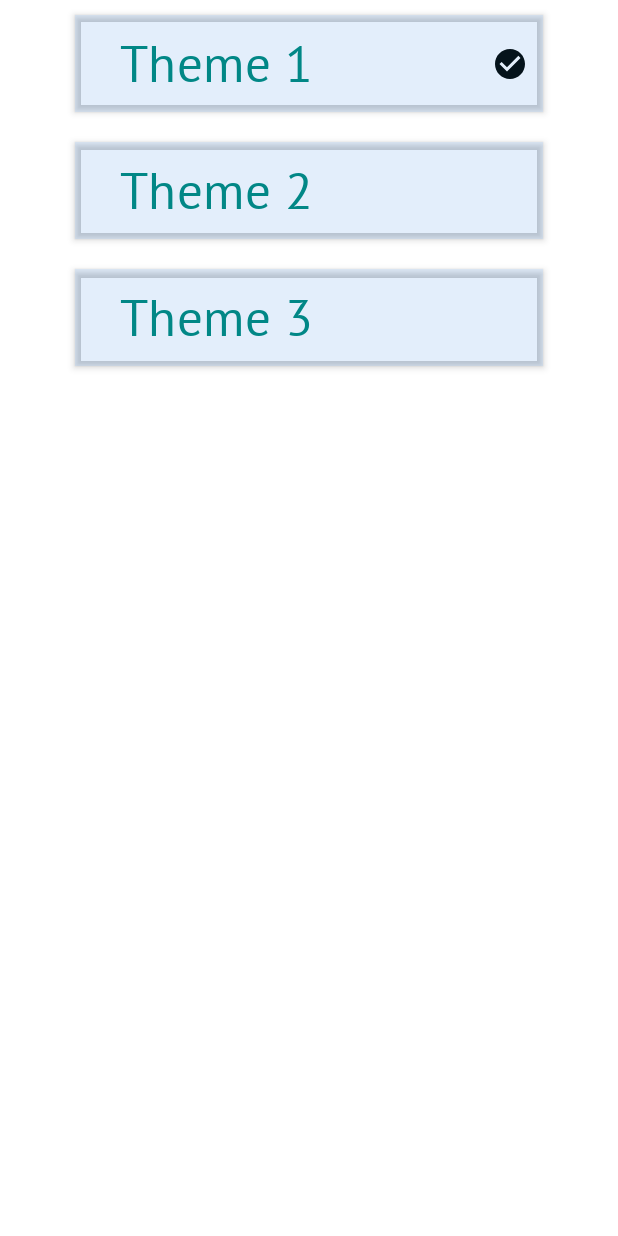
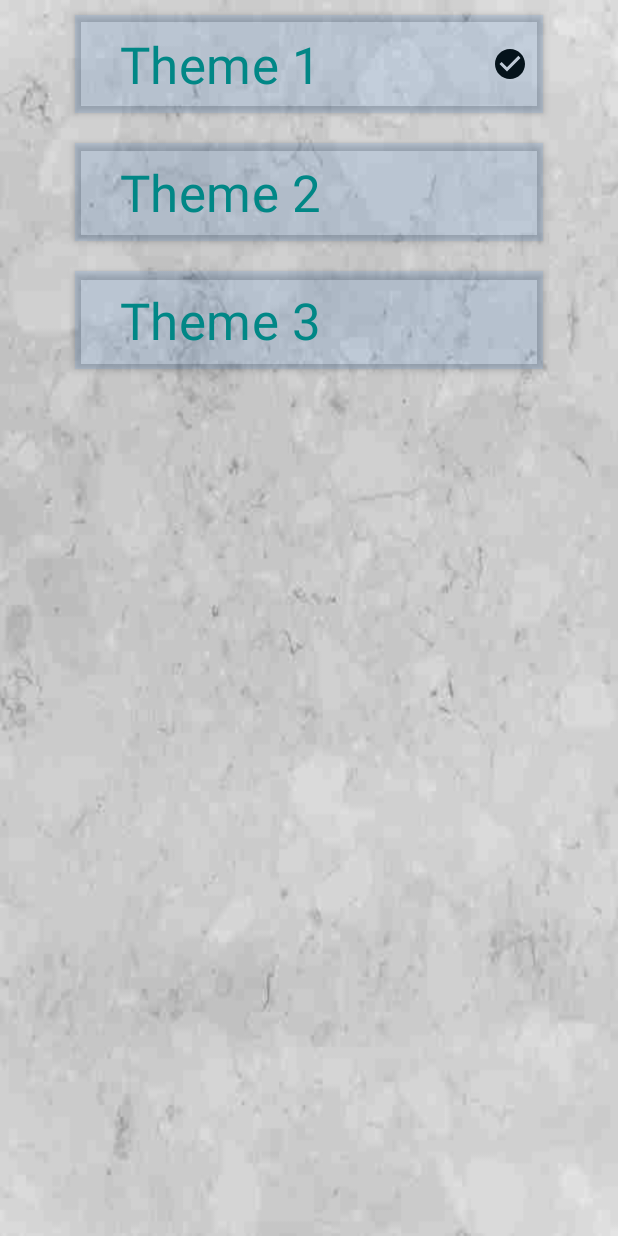
Before and after one commit to vk-andrei/CalculatorNew, an Android app: the screen it shows after launch (ChooseThemeActivity), after a tap on "stl", on a phone screen of 412 x 824 dp. Run offline under Robolectric (Android 15) with nearby library versions, the light colour scheme and no system bars; 3 other taps on this screen came first.

Commit message:
Done three themes. they changes by onClick

```diff
--- a/app/src/main/AndroidManifest.xml
+++ b/app/src/main/AndroidManifest.xml
@@ -15,7 +15,8 @@
         tools:targetApi="31">
         <activity
             android:name=".ui.ChooseThemeActivity"
-            android:exported="false" />
+            android:exported="false"
+            />
         <activity
             android:name=".ui.CalculatorActivity"
             android:exported="true">
--- a/app/src/main/java/com/example/calculatornew/ui/ChooseThemeActivity.java
+++ b/app/src/main/java/com/example/calculatornew/ui/ChooseThemeActivity.java
@@ -27,9 +27,15 @@
 
     public static final String EXTRA_THEME = "EXTRA_THEME";  // static???
 
+    private ThemeRepository themeRepository;
+
     @Override
     protected void onCreate(Bundle savedInstanceState) {
         super.onCreate(savedInstanceState);
+        /** Установка ТЕМЫ: **/
+        themeRepository = ThemeReposImplementation.getINSTANCE(this);
+        setTheme(themeRepository.getSavedTheme().getThemeRes());
+        /*********************/
         setContentView(R.layout.activity_choose_theme);
 
         ThemeRepository themeRepository = ThemeReposImplementation.getINSTANCE(this);
--- a/app/src/main/res/layout/activity_calculator.xml
+++ b/app/src/main/res/layout/activity_calculator.xml
@@ -2,14 +2,10 @@
 <androidx.constraintlayout.widget.ConstraintLayout xmlns:android="http://schemas.android.com/apk/res/android"
     xmlns:app="http://schemas.android.com/apk/res-auto"
     xmlns:tools="http://schemas.android.com/tools"
+    style="?attr/theme_for_main_background"
     android:layout_width="match_parent"
     android:layout_height="match_parent"
-    tools:context=".ui.CalculatorActivity"
-
->
-<!--
-    android:background="@drawable/app_background_mar"
--->
+    tools:context=".ui.CalculatorActivity">
 
     <TextView
         android:id="@+id/display"
@@ -18,10 +14,10 @@
         android:layout_marginBottom="@dimen/default_padding"
         android:gravity="end|bottom"
         android:hint="@string/displayHint"
-        android:textColorHint="@color/greyAccent"
         android:importantForAutofill="no"
         android:textAlignment="textEnd"
         android:textColor="@color/white"
+        android:textColorHint="@color/greyAccent"
         android:textSize="@dimen/text_on_display"
         app:layout_constraintBottom_toTopOf="@+id/main_constraint"
         app:layout_constraintEnd_toEndOf="parent"
@@ -32,7 +28,6 @@
         android:id="@+id/main_constraint"
         android:layout_width="match_parent"
         android:layout_height="wrap_content"
-        android:layout_marginBottom="20dp"
         app:layout_constraintBottom_toBottomOf="parent">
 
         <LinearLayout
--- a/app/src/main/res/layout/activity_choose_theme.xml
+++ b/app/src/main/res/layout/activity_choose_theme.xml
@@ -2,11 +2,19 @@
 <LinearLayout xmlns:android="http://schemas.android.com/apk/res/android"
     xmlns:app="http://schemas.android.com/apk/res-auto"
     xmlns:tools="http://schemas.android.com/tools"
+
+    style="?attr/theme_for_main_background"
     android:layout_width="match_parent"
     android:layout_height="match_parent"
-    tools:context=".ui.ChooseThemeActivity">
+    tools:context=".ui.ChooseThemeActivity"
 
-<!--    android:background="@drawable/app_background"-->
+    >
+
+    <!--
+        style="?attr/theme_for_main_background"
+        android:background="@drawable/app_background"
+
+    -->
 
     <androidx.core.widget.NestedScrollView
         android:layout_width="match_parent"
--- a/app/src/main/res/layout/item_theme.xml
+++ b/app/src/main/res/layout/item_theme.xml
@@ -6,7 +6,6 @@
     android:layout_width="match_parent"
     android:layout_height="wrap_content"
     android:layout_marginHorizontal="@dimen/item_margin"
-
     android:layout_marginVertical="@dimen/small_padding">
 
     <!--    app:shapeAppearance="@color/card_shapeAppearance"
--- a/app/src/main/res/values/attr.xml
+++ b/app/src/main/res/values/attr.xml
@@ -4,5 +4,6 @@
     <attr name="theme_for_operators" format="reference" />
     <attr name="theme_for_clear_and_equal" format="reference" />
     <attr name="theme_for_card_view" format="reference"/>
+
     <attr name="theme_for_main_background" format="reference"/>
 </resources>
--- a/app/src/main/res/values/dimens.xml
+++ b/app/src/main/res/values/dimens.xml
@@ -2,7 +2,7 @@
 <resources>
     <dimen name="text_on_display">36sp</dimen>
     <dimen name="default_padding">10dp</dimen>
-    <dimen name="buttons_text_size">30sp</dimen>
+    <dimen name="buttons_text_size">25sp</dimen>
     <dimen name="buttons_height">60dp</dimen>
     <dimen name="small_padding">10dp</dimen>
     <dimen name="margin_for_title_theme">10dp</dimen>
--- a/app/src/main/res/values/styles.xml
+++ b/app/src/main/res/values/styles.xml
@@ -14,18 +14,19 @@
         <item name="android:textColor">@color/white</item>
         <item name="rippleColor">@color/white</item>
         <item name="strokeColor">@color/blueBlack</item>
-
     </style>
 
     <!-- STYLES FOR BACKGROUND -->
     <style name="Style_for_main_background_one">
-        <item name="android:windowBackground">@drawable/app_background_mar</item>
+        <item name="android:background">@drawable/app_background_mar</item>
     </style>
+
     <style name="Style_for_main_background_two">
-        <item name="android:windowBackground">@drawable/app_background_night</item>
+        <item name="android:background">@drawable/app_background_night</item>
     </style>
+
     <style name="Style_for_main_background_three">
-        <item name="android:windowBackground">@drawable/app_background_sand</item>
+        <item name="android:background">@drawable/app_background_sand</item>
     </style>
 
     <!-- STYLE FOR MATERIAL CARD -->
@@ -38,12 +39,12 @@
     <!--STYLE ONE-->
     <style name="Style_one.Operators">
         <item name="android:textColor">@color/white</item>
-        <item name="backgroundTint">#51E45A76</item>
+        <item name="backgroundTint">#75DFD1A7</item>
     </style>
 
     <style name="Style_one.EqualAndClear">
         <item name="android:textColor">@color/white</item>
-        <item name="backgroundTint">#6DFF0000</item>
+        <item name="backgroundTint">#2CFF0000</item>
     </style>
 
     <!--STYLE TWO-->
--- a/app/src/main/res/values/themes.xml
+++ b/app/src/main/res/values/themes.xml
@@ -1,11 +1,11 @@
 <resources xmlns:tools="http://schemas.android.com/tools">
     <!-- Base application theme. -->
     <style name="Theme.CalculatorNew" parent="Theme.MaterialComponents.DayNight.NoActionBar">
-        <!--Primary brand color.-->
+        <!--Primary brand color-->
         <item name="colorPrimary">@color/purple_500</item>
         <item name="colorPrimaryVariant">@color/purple_700</item>
         <item name="colorOnPrimary">@color/white</item>
-        <!-- Secondary brand color. -->
+        <!-- Secondary brand color -->
         <item name="colorSecondary">@color/teal_200</item>
         <item name="colorSecondaryVariant">@color/teal_700</item>
         <item name="colorOnSecondary">@color/black</item>
@@ -16,13 +16,11 @@
         <item name="theme_for_clear_and_equal">@style/Style_one.EqualAndClear</item>
         <item name="theme_for_operators">@style/Style_one.Operators</item>
 
-        <item name="fontFamily">@font/pt</item>
         <item name="theme_for_main_background">@style/Style_for_main_background_one</item>
+
         <item name="theme_for_card_view">@style/Style_Material_Card_View</item>
 
     </style>
-
-    <!--    <item name="android:windowBackground">@drawable/app_background_mar</item>  -->
 
     <!--THEME_TWO-->
     <style name="Theme.CalculatorNew.V2">
@@ -30,6 +28,7 @@
         <item name="theme_for_clear_and_equal">@style/Style_two.EqualAndClear</item>
         <item name="theme_for_operators">@style/Style_two.Operators</item>
         <item name="theme_for_main_background">@style/Style_for_main_background_two</item>
+
     </style>
 
     <!--THEME_THREE-->
```
